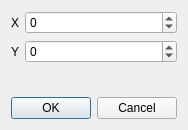
The window that pointinputdialog.ui (tomwimmenhove/efield) describes before a commit, drawn with Qt 5.
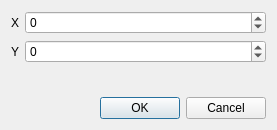
The same window after the commit.

Diff of the .ui file:
```diff
--- a/pointinputdialog.ui
+++ b/pointinputdialog.ui
@@ -6,7 +6,7 @@
    <rect>
     <x>0</x>
     <y>0</y>
-    <width>186</width>
+    <width>277</width>
     <height>130</height>
    </rect>
   </property>
```
